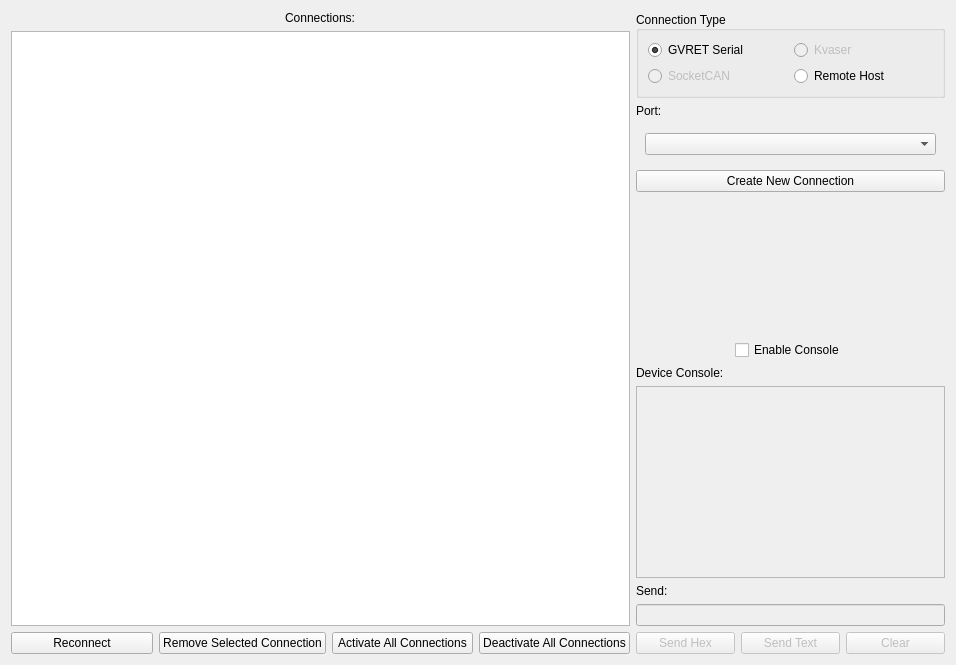
This is ui/connectionwindow.ui in collin80/SavvyCAN as Qt 5 draws it before an edit. The edited form follows.
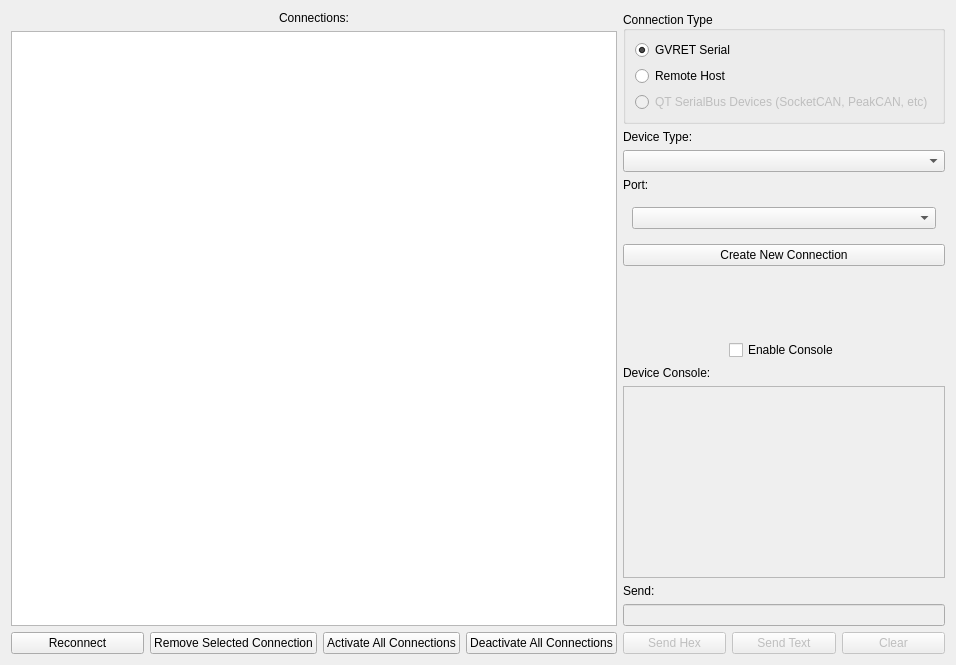
This is the edited form.

Commit message: Enabled ability to use any QT SerialBus driver in SavvyCAN. Now PeakCAN, ValueCAN, SocketCAN, and J2534 should all work.

Diff of the .ui file:
```diff
--- a/ui/connectionwindow.ui
+++ b/ui/connectionwindow.ui
@@ -81,16 +81,6 @@
         <set>Qt::AlignLeading|Qt::AlignLeft|Qt::AlignVCenter</set>
        </property>
        <layout class="QGridLayout" name="gridLayout">
-        <item row="0" column="1">
-         <widget class="QRadioButton" name="rbKvaser">
-          <property name="enabled">
-           <bool>false</bool>
-          </property>
-          <property name="text">
-           <string>Kvaser</string>
-          </property>
-         </widget>
-        </item>
         <item row="0" column="0">
          <widget class="QRadioButton" name="rbGVRET">
           <property name="text">
@@ -101,17 +91,17 @@
           </property>
          </widget>
         </item>
-        <item row="1" column="0">
+        <item row="2" column="0">
          <widget class="QRadioButton" name="rbSocketCAN">
           <property name="enabled">
            <bool>false</bool>
           </property>
           <property name="text">
-           <string>SocketCAN</string>
+           <string>QT SerialBus Devices (SocketCAN, PeakCAN, etc)</string>
           </property>
          </widget>
         </item>
-        <item row="1" column="1">
+        <item row="1" column="0">
          <widget class="QRadioButton" name="rbRemote">
           <property name="text">
            <string>Remote Host</string>
@@ -121,6 +111,16 @@
        </layout>
       </widget>
      </item>
+     <item>
+      <widget class="QLabel" name="lblDeviceType">
+       <property name="text">
+        <string>Device Type:</string>
+       </property>
+      </widget>
+     </item>
+     <item>
+      <widget class="QComboBox" name="cbDeviceType"/>
+     </item>
      <item>
       <widget class="QLabel" name="lPort">
        <property name="sizePolicy">
```
The commit also changes 11 other files.
